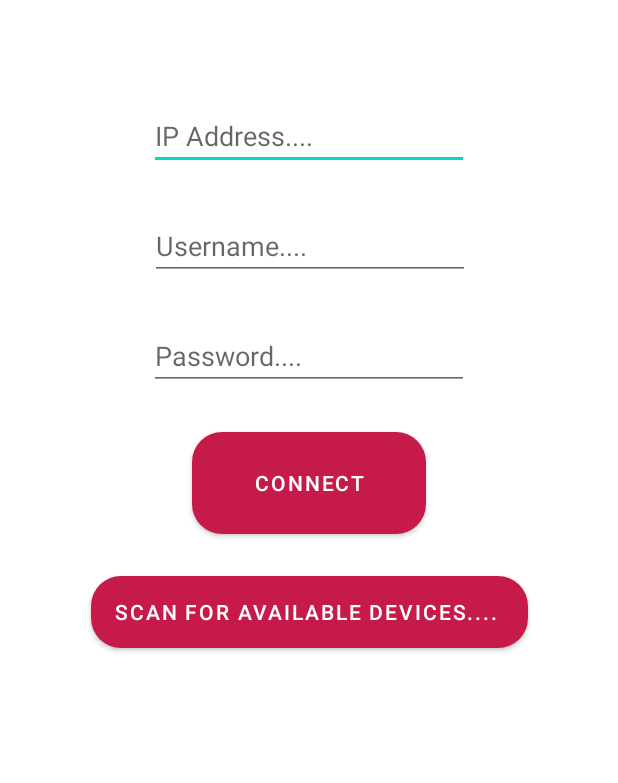
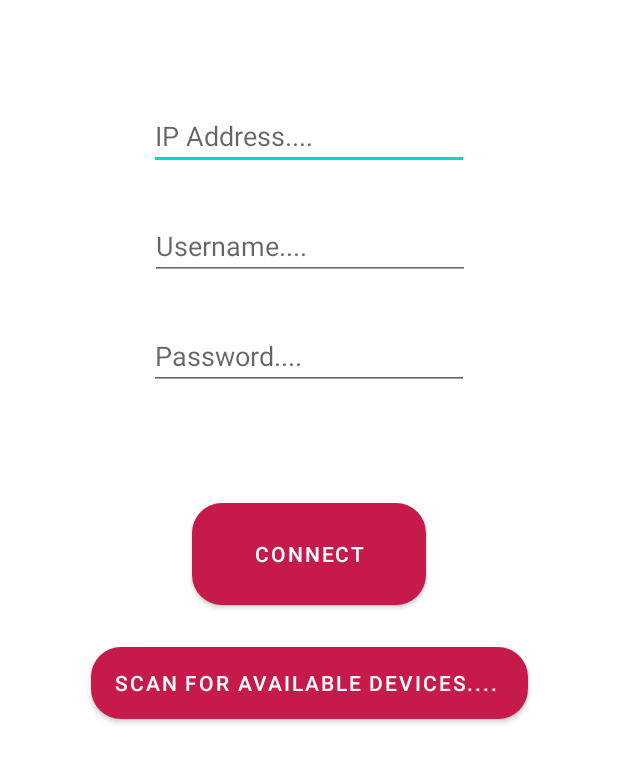
Before and after one commit to danielmbutler/PiBuddyProd, an Android app: the screen it shows after launch (MainActivity), on a phone screen of 412 x 824 dp, the part 214-997 px from its top. Run offline under Robolectric (Android 15) with nearby library versions, the phone set to English and light mode, and no system bars; Roboto replaces fonts that are not available here.

Commit message:
MainScreen Design

```diff
--- a/app/src/main/res/layout/activity_main.xml
+++ b/app/src/main/res/layout/activity_main.xml
@@ -87,7 +87,7 @@
             android:id="@+id/ConnectButton"
             android:layout_width="156dp"
             android:layout_height="68dp"
-            android:layout_marginTop="28dp"
+            android:layout_marginTop="75dp"
             android:background="@drawable/roundedbutton"
             android:text="Connect"
 
```
